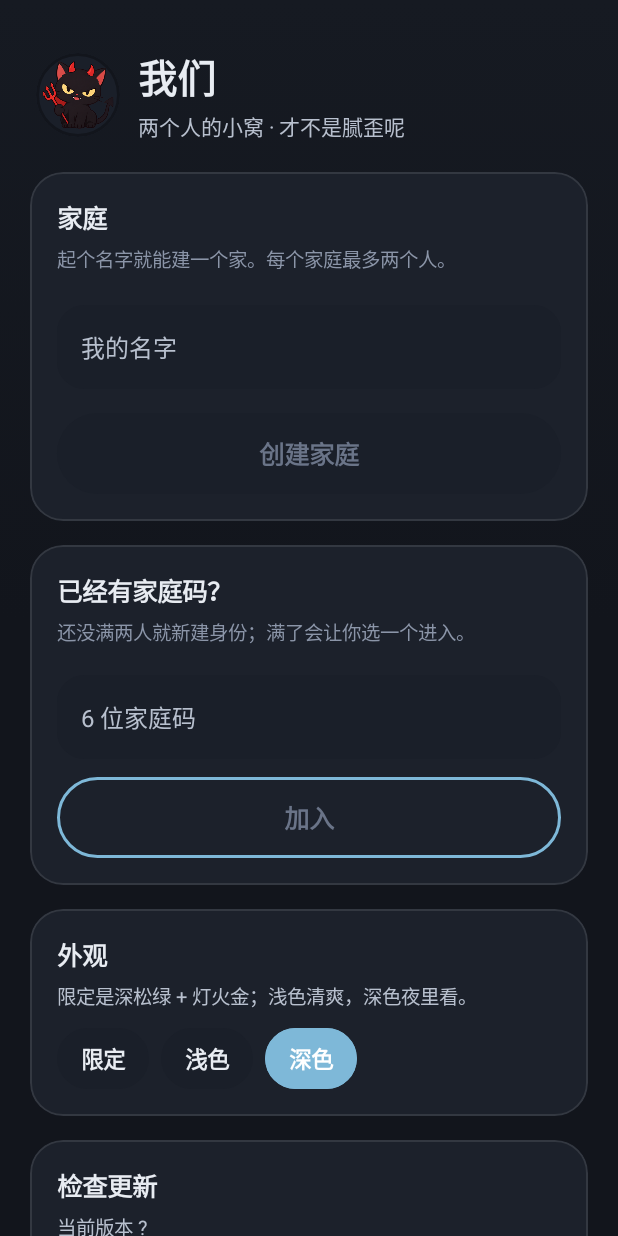
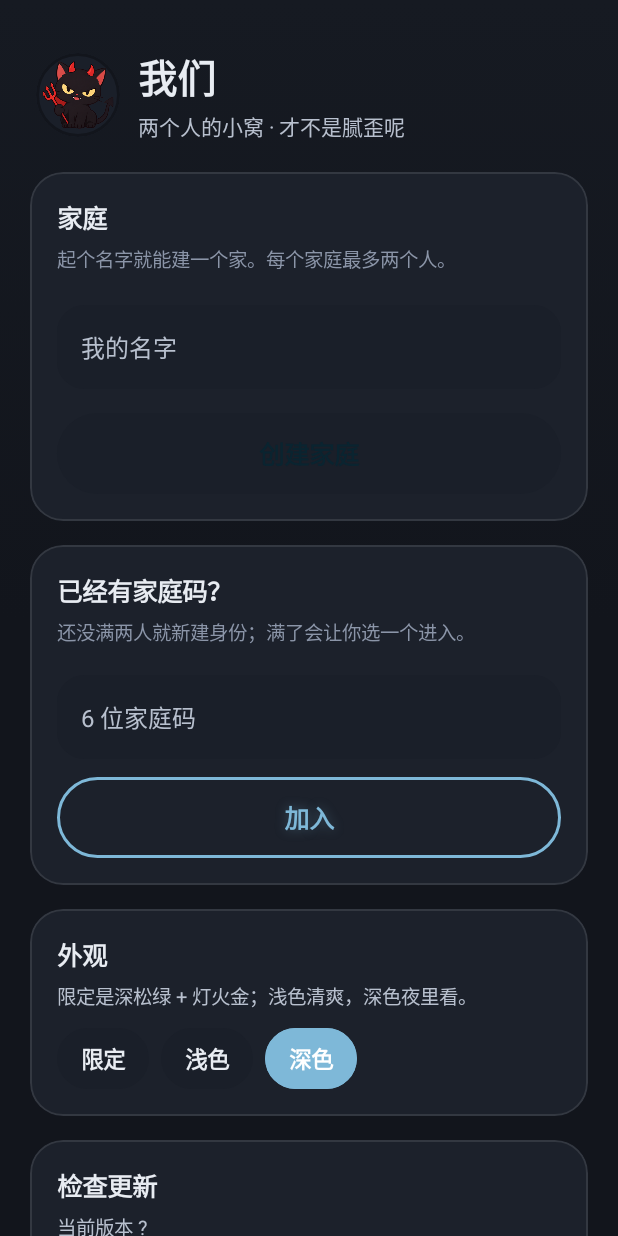
Before and after one commit to anliluZoe/GuanGuanHua, an Android app built with Jetpack Compose: the ProfileEditScreen screen opened through its navigation route, after a tap on "返回", on a phone screen of 412 x 824 dp. Run offline under Robolectric (Android 15) with nearby library versions, the phone set to English and light mode, and no system bars; libraries missing offline, so code that uses them is left out: androidx.glance, androidx.glance.appwidget; pictures from the network do not load; 1 statement that could not run was skipped; 3 other taps on this screen came first.

Commit message:
按钮字加金色光晕和字距

```diff
--- a/app/src/main/java/com/guanguanhua/app/ui/Components.kt
+++ b/app/src/main/java/com/guanguanhua/app/ui/Components.kt
@@ -223,7 +223,22 @@ fun PillButton(
         border = if (filled) null else BorderStroke(1.5.dp, colors.secondaryStroke),
         elevation = ButtonDefaults.buttonElevation(0.dp),
     ) {
-        Text(text, style = MaterialTheme.typography.titleMedium, fontWeight = FontWeight.SemiBold)
+        Text(
+            text,
+            style = MaterialTheme.typography.titleMedium.copy(
+                fontWeight = FontWeight.SemiBold,
+                letterSpacing = 0.6.sp,
+                shadow = if (!filled && colors.isDark) {
+                    androidx.compose.ui.graphics.Shadow(
+                        color = colors.sky.copy(alpha = 0.35f),
+                        blurRadius = 9f,
+                    )
+                } else {
+                    null
+                },
+            ),
+            color = if (!filled && colors.isDark) colors.sky else fg,
+        )
     }
 }
 
```
